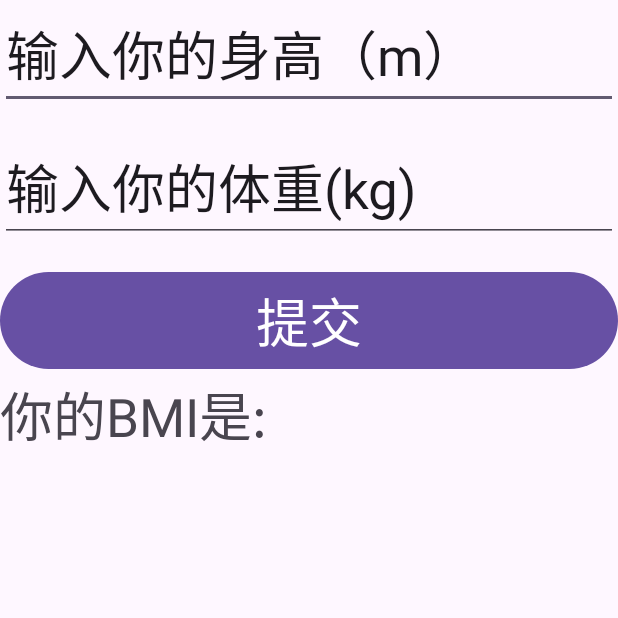
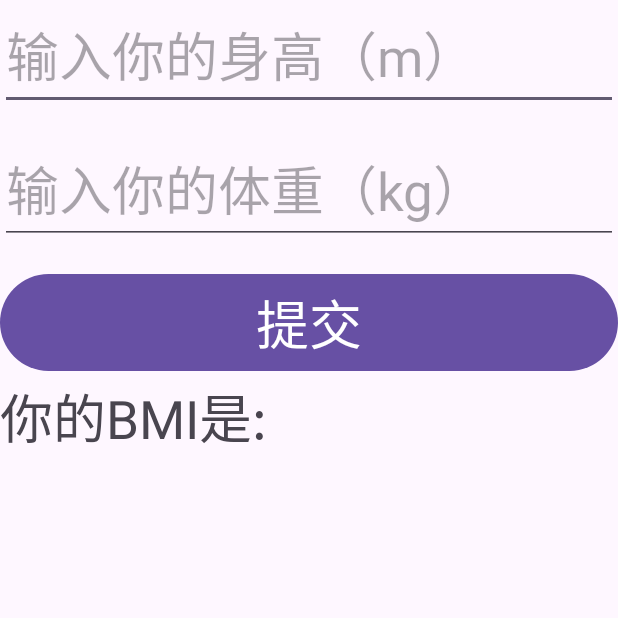
Before and after one commit to qqqxl/FirstApp, an Android app: the MainActivity screen opened directly, with no data from a screen before it, on a phone screen of 412 x 824 dp, the top half of it. Run offline under Robolectric (Android 15) with nearby library versions, the phone set to English and light mode, and no system bars.

Commit message:
Four commit

```diff
--- a/app/src/main/res/layout/activity_main.xml
+++ b/app/src/main/res/layout/activity_main.xml
@@ -11,7 +11,7 @@
 
    <EditText
        android:id="@+id/inp1"
-       android:text="输入你的身高（m）"
+       android:hint="输入你的身高（m）"
        android:layout_width="match_parent"
        android:layout_height="wrap_content"
        android:layout_marginBottom="16dp"
@@ -19,7 +19,7 @@
        ></EditText>
     <EditText
         android:id="@+id/inp2"
-        android:text="输入你的体重(kg)"
+        android:hint="输入你的体重（kg）"
         android:layout_width="match_parent"
         android:layout_height="wrap_content"
         android:layout_marginBottom="16dp"
@@ -38,6 +38,7 @@
         android:id="@+id/out"
         android:layout_width="match_parent"
         android:layout_height="wrap_content"
+        android:layout_marginBottom="16dp"
         android:text="你的BMI是："
         android:textSize="35sp"/>
 
@@ -45,6 +46,7 @@
         android:id="@+id/suggestions"
         android:layout_width="match_parent"
         android:layout_height="wrap_content"
+        android:layout_marginBottom="16dp"
         android:text=""
         android:textSize="35sp"/>
 </LinearLayout>
```
